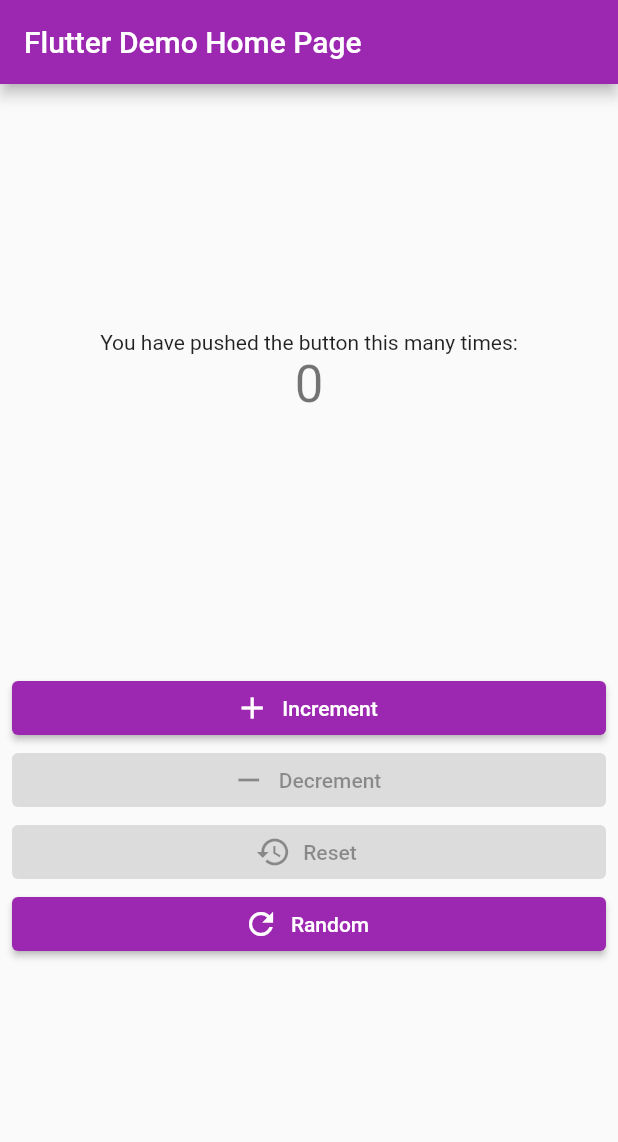
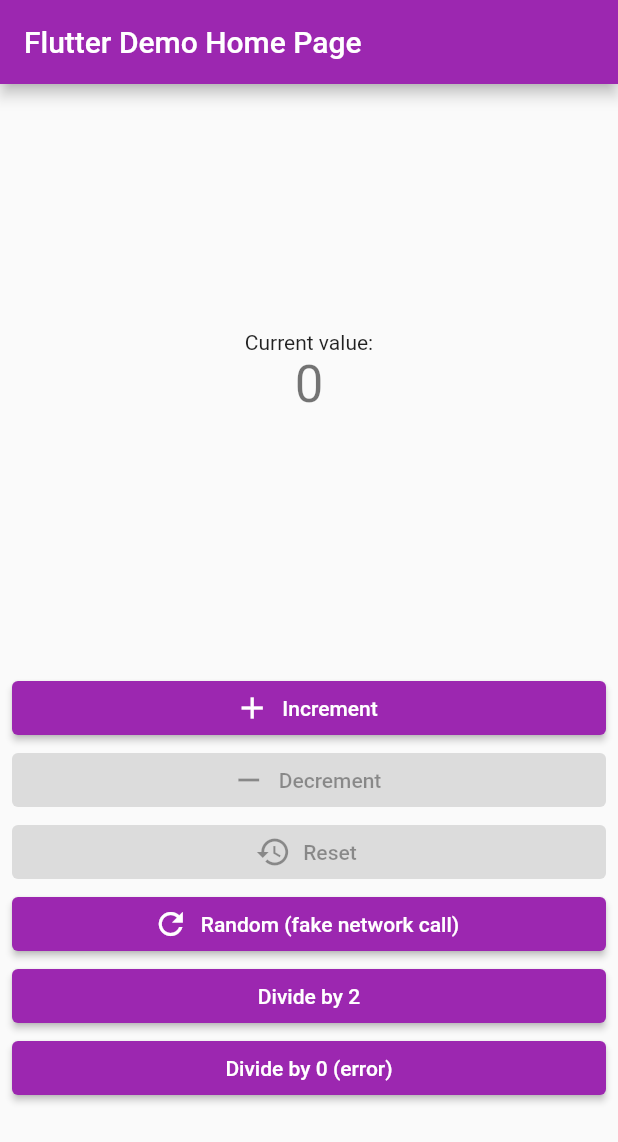
Before and after one commit to SEGVeenstra/washington, a Flutter app: the screen it shows after launch, on a phone screen of 412 x 824 dp. Shown: the top 1142 px of the screen. Run offline on Flutter 3.47's test engine with Material 2 defaults, Android fonts, the phone set to English and light mode, and no system bars.

Commit message:
Expand on example

```diff
--- a/washington/example/lib/main.dart
+++ b/washington/example/lib/main.dart
@@ -13,6 +13,11 @@ class CounterDecrementPressed {}
 class CounterResetPressed {}
 
 class CounterRandomPressed {}
+
+class CounterDividePressed {
+  final int divideBy;
+  const CounterDividePressed(this.divideBy);
+}
 
 // CounterState Event
 // These will be dispatched by our state object to notify other States or
@@ -43,6 +48,7 @@ class CounterState extends UnitedState<int> {
     addHandler<CounterDecrementPressed>(_decrement);
     addHandler<CounterResetPressed>(_reset);
     addHandler<CounterRandomPressed>(_random);
+    addHandler<CounterDividePressed>(_divide);
   }
 
   void _increment(CounterIncrementPressed event) {
@@ -77,6 +83,14 @@ class CounterState extends UnitedState<int> {
       setState(newValue);
     });
   }
+
+  void _divide(CounterDividePressed event) {
+    if (event.divideBy == 0) {
+      setState(value, error: 'Cannot divide by 0');
+    } else {
+      setState((value / event.divideBy).round());
+    }
+  }
 }
 
 void main() {
@@ -89,7 +103,7 @@ class MyApp extends StatelessWidget {
   @override
   Widget build(BuildContext context) {
     return StateProvider(
-      state: CounterState(lowerLimit: 0, upperLimit: 5),
+      create: (_) => CounterState(lowerLimit: 0, upperLimit: 10),
       child: MaterialApp(
         title: 'Washington Demo',
         theme: ThemeData(primarySwatch: Colors.purple),
@@ -116,17 +130,17 @@ class MyHomePage extends StatelessWidget {
             child: EventListener(
               listener: (context, event) {
                 if (event is CounterResetted) {
-                  ScaffoldMessenger.of(context).showSnackBar(
-                      const SnackBar(content: Text('Counter has been reset!')));
+                  ScaffoldMessenger.of(context).showSnackBar(const SnackBar(content: Text('Counter has been reset!')));
                 }
                 if (event is LimitReached) {
-                  ScaffoldMessenger.of(context).showSnackBar(const SnackBar(
-                      content: Text('A limit has been reached!')));
+                  ScaffoldMessenger.of(context)
+                      .showSnackBar(const SnackBar(content: Text('A limit has been reached!')));
                 }
               },
               child: StateListener<CounterState>(
                 listener: (context, state) {
-                  if (state.value >= 10) {
+                  // We can trigger events based on state changes
+                  if (state.value >= 7) {
                     Washington.instance.dispatch(CounterResetPressed());
                   }
                 },
@@ -135,13 +149,24 @@ class MyHomePage extends StatelessWidget {
                     mainAxisAlignment: MainAxisAlignment.center,
                     children: <Widget>[
                       const Text(
-                        'You have pushed the button this many times:',
+                        'Current value:',
                       ),
                       StateBuilder<CounterState>(
                         builder: (context, state, _) {
+                          final String text;
+                          if (state.hasError) {
+                            text = state.error.toString();
+                          } else if (state.isLoading) {
+                            text = 'loading...';
+                          } else {
+                            text = state.value.toString();
+                          }
                           return Text(
-                            '${state.isLoading ? 'loading...' : state.value}',
-                            style: Theme.of(context).textTheme.headline4,
+                            text,
+                            style: Theme.of(context)
+                                .textTheme
+                                .headline4
+                                ?.copyWith(color: state.hasError ? Colors.red : null),
                           );
                         },
                       ),
@@ -172,34 +197,36 @@ class Controls extends StatelessWidget {
           crossAxisAlignment: CrossAxisAlignment.stretch,
           children: [
             ElevatedButton.icon(
-              onPressed: counterState.canIncrement
-                  ? () =>
-                      Washington.instance.dispatch(CounterIncrementPressed())
-                  : null,
+              onPressed:
+                  counterState.canIncrement ? () => Washington.instance.dispatch(CounterIncrementPressed()) : null,
               icon: const Icon(Icons.add),
               label: const Text('Increment'),
             ),
             ElevatedButton.icon(
-              onPressed: counterState.canDecrement
-                  ? () =>
-                      Washington.instance.dispatch(CounterDecrementPressed())
-                  : null,
+              onPressed:
+                  counterState.canDecrement ? () => Washington.instance.dispatch(CounterDecrementPressed()) : null,
               icon: const Icon(Icons.remove),
               label: const Text('Decrement'),
             ),
             ElevatedButton.icon(
-              onPressed: counterState.canReset
-                  ? () => Washington.instance.dispatch(CounterResetPressed())
-                  : null,
+              onPressed: counterState.canReset ? () => Washington.instance.dispatch(CounterResetPressed()) : null,
               icon: const Icon(Icons.restore),
               label: const Text('Reset'),
             ),
             ElevatedButton.icon(
-              onPressed: counterState.canRandom
-                  ? () => Washington.instance.dispatch(CounterRandomPressed())
-                  : null,
+              onPressed: counterState.canRandom ? () => Washington.instance.dispatch(CounterRandomPressed()) : null,
               icon: const Icon(Icons.refresh),
-              label: const Text('Random'),
+              label: const Text('Random (fake network call)'),
+            ),
+            ElevatedButton(
+              onPressed:
+                  counterState.canRandom ? () => Washington.instance.dispatch(const CounterDividePressed(2)) : null,
+              child: const Text('Divide by 2'),
+            ),
+            ElevatedButton(
+              onPressed:
+                  counterState.canRandom ? () => Washington.instance.dispatch(const CounterDividePressed(0)) : null,
+              child: const Text('Divide by 0 (error)'),
             ),
           ],
         ),
--- a/washington/lib/src/event_listener.dart
+++ b/washington/lib/src/event_listener.dart
@@ -1,6 +1,7 @@
 import 'package:flutter/widgets.dart';
 import 'package:washington/washington.dart';
 
+/// The EventListener is a convinient
 class EventListener extends StatefulWidget {
   final void Function(BuildContext context, Object event) listener;
   final Widget child;
@@ -23,14 +24,12 @@ class _EventListenerState extends State<EventListener> {
   @override
   void initState() {
     Washington.instance.addListener(_callback);
-    print('$this - added _callback to Washington');
     super.initState();
   }
 
   @override
   void dispose() {
     Washington.instance.removeListener(_callback);
-    print('$this - removed _callback from Washington');
     super.dispose();
   }
 
--- a/washington/lib/src/state_listener.dart
+++ b/washington/lib/src/state_listener.dart
@@ -5,8 +5,7 @@ import 'package:washington/washington.dart';
 class StateListener<T extends UnitedState> extends StatefulWidget {
   final Widget child;
   final void Function(BuildContext context, T state) listener;
-  late final void Function(BuildContext context, UnitedState state)
-      _listenerCallback;
+  late final void Function(BuildContext context, UnitedState state) _listenerCallback;
 
   StateListener({
     required this.child,
@@ -27,19 +26,15 @@ class _StateListenerState<T extends UnitedState> extends State<StateListener> {
   @override
   Widget build(BuildContext context) {
     if (_listener != null) {
-      print('$this - _listener == null');
       state?.removeListener(_listener!);
-      print('$this - _listener has been removed');
     }
 
     state = context.read<T>();
     _listener = () {
       widget._listenerCallback(context, state!);
     };
-    print('_listener has been set');
 
     state?.addListener(_listener!);
-    print('$this - _listener has been added as listener to state');
     return widget.child;
   }
 
```
Also changed, not shown: washington/lib/src/state_provider.dart (+11 -36 lines).
